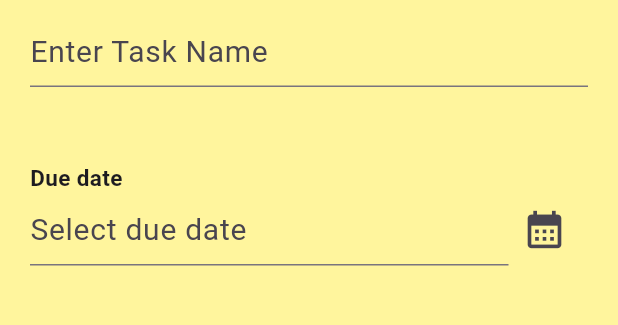
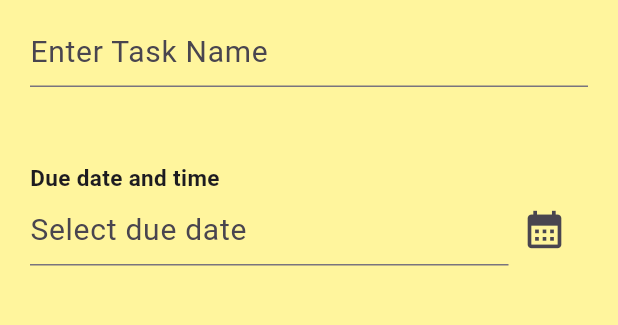
Before and after one commit to arikaran-13/todo, a Flutter app: the CreateTask screen opened by its route, on a phone screen of 412 x 824 dp, the part 153-478 px from its top. Run offline on Flutter 3.47's test engine with Material 3 defaults, Android fonts, the phone set to English and light mode, and no system bars; our stand-ins replace logger.

Commit message:
Changed text message

```diff
--- a/lib/pages/create_task.dart
+++ b/lib/pages/create_task.dart
@@ -112,7 +112,7 @@ class _CreateTaskState extends State<CreateTask> {
 
                       const SizedBox(height: 50),
                       Text(
-                          "Due date",
+                          "Due date and time",
                           style: _textStyleForLabel()
                       ),
                       Row(
```
